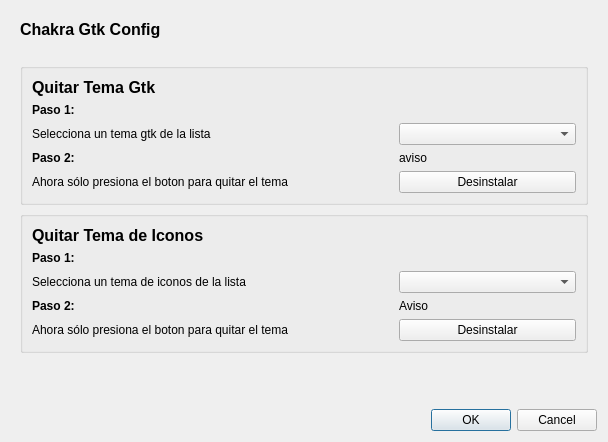
Above: dialog_uninstaller.ui from KDE/kde-gtk-config before the change. Below: the same form after it.
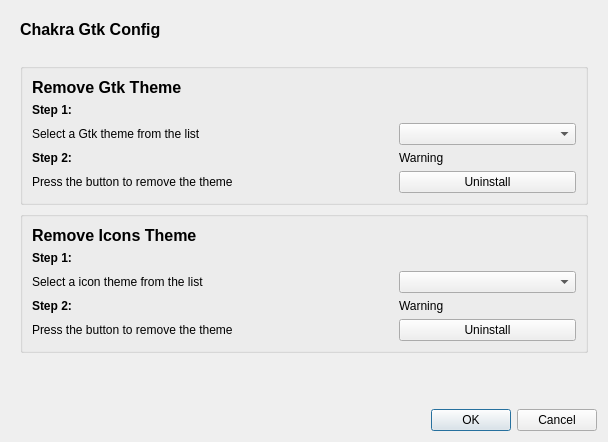
That is the form after the change. Icons and pictures are not drawn.

Commit message: Transalation complete, Cmake still need job for translate the app

What changed in the file:
```diff
--- a/dialog_uninstaller.ui
+++ b/dialog_uninstaller.ui
@@ -74,14 +74,14 @@
          <item row="2" column="0" colspan="2">
           <widget class="QLabel" name="label_3">
            <property name="text">
-            <string>Selecciona un tema gtk de la lista</string>
+            <string>Select a Gtk theme from the list</string>
            </property>
           </widget>
          </item>
          <item row="4" column="0" colspan="2">
           <widget class="QLabel" name="label">
            <property name="text">
-            <string>Ahora sólo presiona el boton para quitar el tema</string>
+            <string>Press the button to remove the theme</string>
            </property>
           </widget>
          </item>
@@ -92,7 +92,7 @@
 &lt;html&gt;&lt;head&gt;&lt;meta name=&quot;qrichtext&quot; content=&quot;1&quot; /&gt;&lt;style type=&quot;text/css&quot;&gt;
 p, li { white-space: pre-wrap; }
 &lt;/style&gt;&lt;/head&gt;&lt;body style=&quot; font-family:'Sans Serif'; font-size:9pt; font-weight:400; font-style:normal;&quot;&gt;
-&lt;p style=&quot; margin-top:0px; margin-bottom:0px; margin-left:0px; margin-right:0px; -qt-block-indent:0; text-indent:0px;&quot;&gt;&lt;span style=&quot; font-weight:600;&quot;&gt;Paso 1:&lt;/span&gt;&lt;/p&gt;&lt;/body&gt;&lt;/html&gt;</string>
+&lt;p style=&quot; margin-top:0px; margin-bottom:0px; margin-left:0px; margin-right:0px; -qt-block-indent:0; text-indent:0px;&quot;&gt;&lt;span style=&quot; font-weight:600;&quot;&gt;Step 1:&lt;/span&gt;&lt;/p&gt;&lt;/body&gt;&lt;/html&gt;</string>
            </property>
           </widget>
          </item>
@@ -103,7 +103,7 @@
 &lt;html&gt;&lt;head&gt;&lt;meta name=&quot;qrichtext&quot; content=&quot;1&quot; /&gt;&lt;style type=&quot;text/css&quot;&gt;
 p, li { white-space: pre-wrap; }
 &lt;/style&gt;&lt;/head&gt;&lt;body style=&quot; font-family:'Sans Serif'; font-size:9pt; font-weight:400; font-style:normal;&quot;&gt;
-&lt;p style=&quot; margin-top:0px; margin-bottom:0px; margin-left:0px; margin-right:0px; -qt-block-indent:0; text-indent:0px;&quot;&gt;&lt;span style=&quot; font-weight:600;&quot;&gt;Paso 2:&lt;/span&gt;&lt;/p&gt;&lt;/body&gt;&lt;/html&gt;</string>
+&lt;p style=&quot; margin-top:0px; margin-bottom:0px; margin-left:0px; margin-right:0px; -qt-block-indent:0; text-indent:0px;&quot;&gt;&lt;span style=&quot; font-weight:600;&quot;&gt;Step 2:&lt;/span&gt;&lt;/p&gt;&lt;/body&gt;&lt;/html&gt;</string>
            </property>
           </widget>
          </item>
@@ -114,7 +114,7 @@
 &lt;html&gt;&lt;head&gt;&lt;meta name=&quot;qrichtext&quot; content=&quot;1&quot; /&gt;&lt;style type=&quot;text/css&quot;&gt;
 p, li { white-space: pre-wrap; }
 &lt;/style&gt;&lt;/head&gt;&lt;body style=&quot; font-family:'Sans Serif'; font-size:9pt; font-weight:400; font-style:normal;&quot;&gt;
-&lt;p style=&quot; margin-top:0px; margin-bottom:0px; margin-left:0px; margin-right:0px; -qt-block-indent:0; text-indent:0px;&quot;&gt;&lt;span style=&quot; font-size:12pt; font-weight:600;&quot;&gt;Quitar Tema Gtk&lt;/span&gt;&lt;/p&gt;&lt;/body&gt;&lt;/html&gt;</string>
+&lt;p style=&quot; margin-top:0px; margin-bottom:0px; margin-left:0px; margin-right:0px; -qt-block-indent:0; text-indent:0px;&quot;&gt;&lt;span style=&quot; font-size:12pt; font-weight:600;&quot;&gt;Remove Gtk Theme&lt;/span&gt;&lt;/p&gt;&lt;/body&gt;&lt;/html&gt;</string>
            </property>
           </widget>
          </item>
@@ -131,14 +131,14 @@
          <item row="3" column="2">
           <widget class="QLabel" name="lb_notice_uninstall_theme">
            <property name="text">
-            <string>aviso</string>
+            <string>Warning</string>
            </property>
           </widget>
          </item>
          <item row="4" column="2">
           <widget class="QPushButton" name="but_uninstall_theme">
            <property name="text">
-            <string>Desinstalar</string>
+            <string>Uninstall</string>
            </property>
           </widget>
          </item>
@@ -154,7 +154,7 @@
          <item row="2" column="0" colspan="2">
           <widget class="QLabel" name="label_6">
            <property name="text">
-            <string>Selecciona un tema de iconos de la lista</string>
+	     <string>Select a icon theme from the list</string>
            </property>
           </widget>
          </item>
@@ -165,7 +165,7 @@
 &lt;html&gt;&lt;head&gt;&lt;meta name=&quot;qrichtext&quot; content=&quot;1&quot; /&gt;&lt;style type=&quot;text/css&quot;&gt;
 p, li { white-space: pre-wrap; }
 &lt;/style&gt;&lt;/head&gt;&lt;body style=&quot; font-family:'Sans Serif'; font-size:9pt; font-weight:400; font-style:normal;&quot;&gt;
-&lt;p style=&quot; margin-top:0px; margin-bottom:0px; margin-left:0px; margin-right:0px; -qt-block-indent:0; text-indent:0px;&quot;&gt;&lt;span style=&quot; font-weight:600;&quot;&gt;Paso 2:&lt;/span&gt;&lt;/p&gt;&lt;/body&gt;&lt;/html&gt;</string>
+&lt;p style=&quot; margin-top:0px; margin-bottom:0px; margin-left:0px; margin-right:0px; -qt-block-indent:0; text-indent:0px;&quot;&gt;&lt;span style=&quot; font-weight:600;&quot;&gt;Step 2:&lt;/span&gt;&lt;/p&gt;&lt;/body&gt;&lt;/html&gt;</string>
            </property>
           </widget>
          </item>
@@ -176,14 +176,14 @@
 &lt;html&gt;&lt;head&gt;&lt;meta name=&quot;qrichtext&quot; content=&quot;1&quot; /&gt;&lt;style type=&quot;text/css&quot;&gt;
 p, li { white-space: pre-wrap; }
 &lt;/style&gt;&lt;/head&gt;&lt;body style=&quot; font-family:'Sans Serif'; font-size:9pt; font-weight:400; font-style:normal;&quot;&gt;
-&lt;p style=&quot; margin-top:0px; margin-bottom:0px; margin-left:0px; margin-right:0px; -qt-block-indent:0; text-indent:0px;&quot;&gt;&lt;span style=&quot; font-weight:600;&quot;&gt;Paso 1:&lt;/span&gt;&lt;/p&gt;&lt;/body&gt;&lt;/html&gt;</string>
+&lt;p style=&quot; margin-top:0px; margin-bottom:0px; margin-left:0px; margin-right:0px; -qt-block-indent:0; text-indent:0px;&quot;&gt;&lt;span style=&quot; font-weight:600;&quot;&gt;Step 1:&lt;/span&gt;&lt;/p&gt;&lt;/body&gt;&lt;/html&gt;</string>
            </property>
           </widget>
          </item>
          <item row="4" column="0" colspan="2">
           <widget class="QLabel" name="label_9">
            <property name="text">
-            <string>Ahora sólo presiona el boton para quitar el tema</string>
+            <string>Press the button to remove the theme</string>
            </property>
           </widget>
          </item>
@@ -194,7 +194,7 @@
 &lt;html&gt;&lt;head&gt;&lt;meta name=&quot;qrichtext&quot; content=&quot;1&quot; /&gt;&lt;style type=&quot;text/css&quot;&gt;
 p, li { white-space: pre-wrap; }
 &lt;/style&gt;&lt;/head&gt;&lt;body style=&quot; font-family:'Sans Serif'; font-size:9pt; font-weight:400; font-style:normal;&quot;&gt;
-&lt;p style=&quot; margin-top:0px; margin-bottom:0px; margin-left:0px; margin-right:0px; -qt-block-indent:0; text-indent:0px;&quot;&gt;&lt;span style=&quot; font-size:12pt; font-weight:600;&quot;&gt;Quitar Tema de Iconos&lt;/span&gt;&lt;/p&gt;&lt;/body&gt;&lt;/html&gt;</string>
+&lt;p style=&quot; margin-top:0px; margin-bottom:0px; margin-left:0px; margin-right:0px; -qt-block-indent:0; text-indent:0px;&quot;&gt;&lt;span style=&quot; font-size:12pt; font-weight:600;&quot;&gt;Remove Icons Theme&lt;/span&gt;&lt;/p&gt;&lt;/body&gt;&lt;/html&gt;</string>
            </property>
           </widget>
          </item>
@@ -211,14 +211,14 @@
          <item row="4" column="2">
           <widget class="QPushButton" name="but_uninstall_icon">
            <property name="text">
-            <string>Desinstalar</string>
+            <string>Uninstall</string>
            </property>
           </widget>
          </item>
          <item row="3" column="2">
           <widget class="QLabel" name="lb_notice_uninstall_icon">
            <property name="text">
-            <string>Aviso</string>
+            <string>Warning</string>
            </property>
           </widget>
          </item>
```
Left out of the diff: 2 changed lines with no effect on the pictures.
